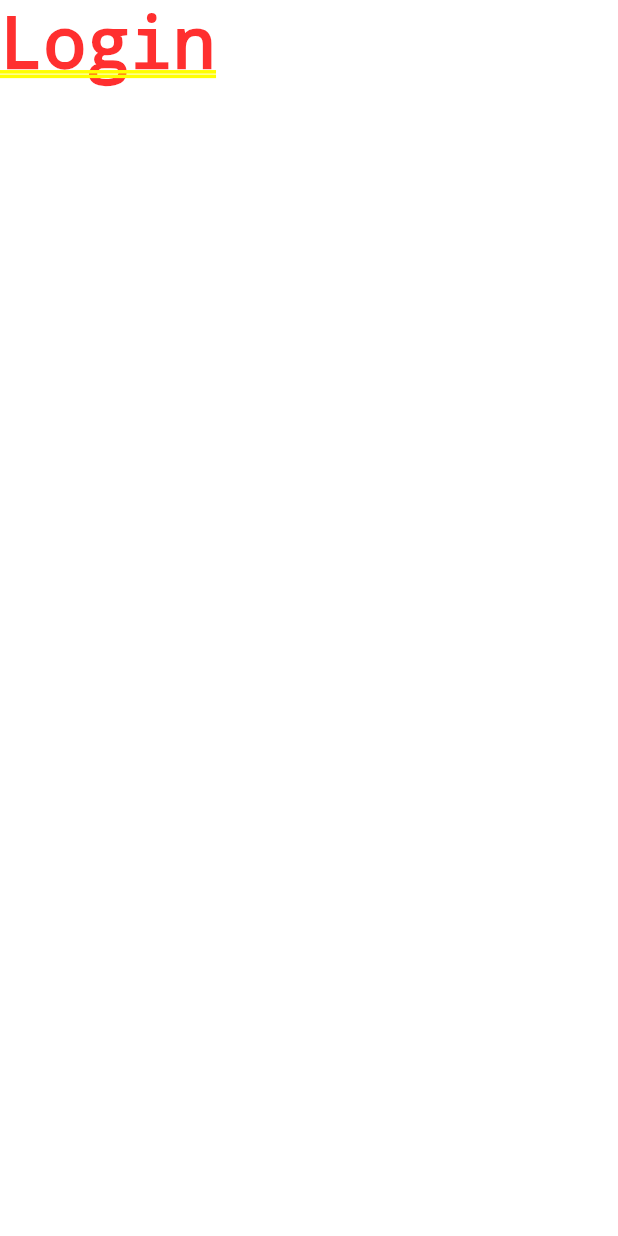
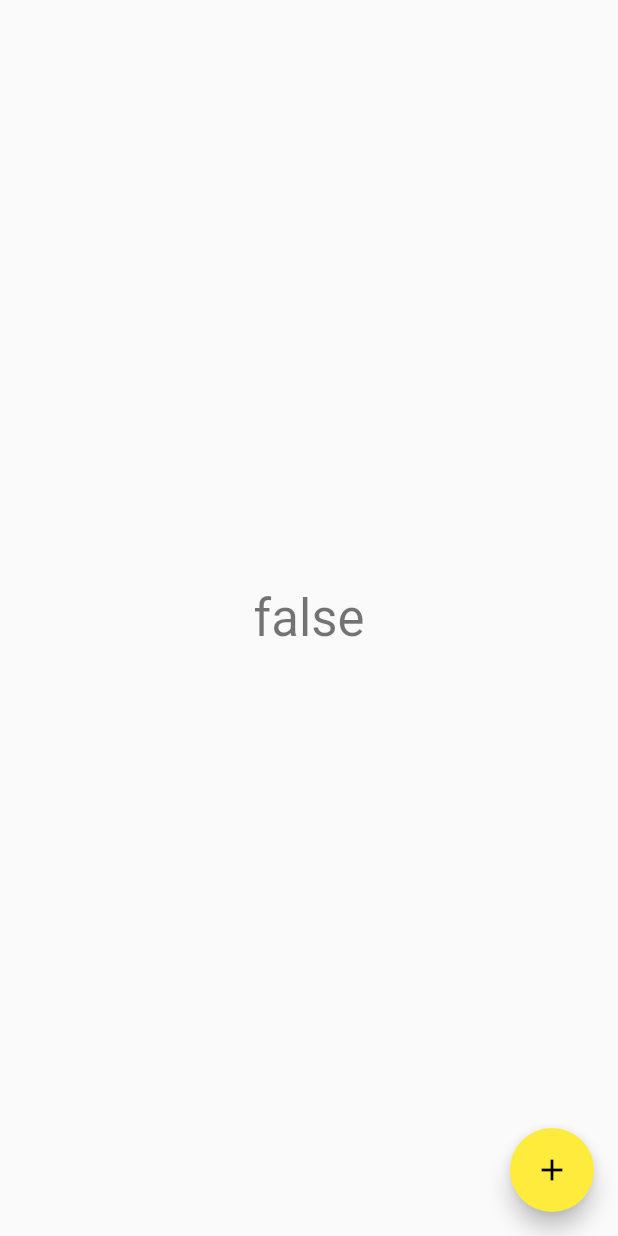
Before and after one commit to piotrwrzodak/UAM-BSM-NoteApp, a Flutter app: the screen it shows after launch, on a phone screen of 412 x 824 dp. Run offline on Flutter 3.47's test engine with Material 2 defaults, Android fonts, the phone set to English and light mode, and no system bars.

Commit message:
add provider and theme

```diff
--- a/lib/common/theme.dart
+++ b/lib/common/theme.dart
@@ -0,0 +1,13 @@
+import 'package:flutter/material.dart';
+
+final appTheme = ThemeData(
+  primarySwatch: Colors.yellow,
+  textTheme: TextTheme(
+    headline1: TextStyle(
+      fontFamily: 'Corben',
+      fontWeight: FontWeight.w700,
+      fontSize: 24,
+      color: Colors.black,
+    ),
+  ),
+);
--- a/lib/screens/login.dart
+++ b/lib/screens/login.dart
@@ -1,4 +1,6 @@
+import 'package:bsm_noteapp/services/auth.dart';
 import 'package:flutter/material.dart';
+import 'package:provider/provider.dart';
 
 class MyLogin extends StatefulWidget {
   @override
@@ -6,8 +8,35 @@ class MyLogin extends StatefulWidget {
 }
 
 class _MyLoginState extends State<MyLogin> {
+
   @override
   Widget build(BuildContext context) {
-    return Text('Login');
+    return Scaffold(
+      body: Center(
+        child: Container(
+          padding: EdgeInsets.all(80.0),
+          child: Column(
+            mainAxisAlignment: MainAxisAlignment.center,
+            children: <Widget>[
+
+              Consumer<AuthStatus>(
+              builder: (context, authStatus, child) => Text(
+                '${authStatus.loggedIn}',
+                style: Theme.of(context).textTheme.headline4,
+              ),
+            ),
+          ],
+          ),
+        ),
+      ),
+      floatingActionButton: FloatingActionButton(
+        onPressed: () {
+          var authStatus = context.read<AuthStatus>();
+          authStatus.toggle();
+        },
+        tooltip: 'Increment',
+        child: Icon(Icons.add),
+      ),
+    );
   }
 }
--- a/lib/screens/wrapper.dart
+++ b/lib/screens/wrapper.dart
@@ -1,9 +1,12 @@
+import 'package:bsm_noteapp/screens/home.dart';
 import 'package:bsm_noteapp/screens/login.dart';
+import 'package:bsm_noteapp/services/auth.dart';
 import 'package:flutter/material.dart';
+import 'package:provider/provider.dart';
 
 class Wrapper extends StatelessWidget {
   @override
   Widget build(BuildContext context) {
-    return MyLogin();
+    return context.watch<AuthStatus>().loggedIn ? MyNote() : MyLogin();
   }
 }
--- a/lib/services/auth.dart
+++ b/lib/services/auth.dart
@@ -0,0 +1,10 @@
+import 'package:flutter/material.dart';
+
+class AuthStatus with ChangeNotifier {
+  bool loggedIn = false;
+
+  void toggle() {
+    loggedIn = !loggedIn;
+    notifyListeners();
+  }
+}
--- a/pubspec.yaml
+++ b/pubspec.yaml
@@ -18,12 +18,12 @@ publish_to: 'none' # Remove this line if you wish to publish to pub.dev
 version: 1.0.0+1
 
 environment:
-  sdk: ">=2.7.0 <3.0.0"
+  sdk: '>=2.7.0 <3.0.0'
 
 dependencies:
   flutter:
     sdk: flutter
-
+  provider: ^4.3.2+2
 
   # The following adds the Cupertino Icons font to your application.
   # Use with the CupertinoIcons class for iOS style icons.
@@ -38,7 +38,6 @@ dev_dependencies:
 
 # The following section is specific to Flutter.
 flutter:
-
   # The following line ensures that the Material Icons font is
   # included with your application, so that you can use the icons in
   # the material Icons class.
```
Also changed, not shown: lib/main.dart (+10 -2 lines), lib/screens/home.dart (+30 -1 lines), pubspec.lock.
